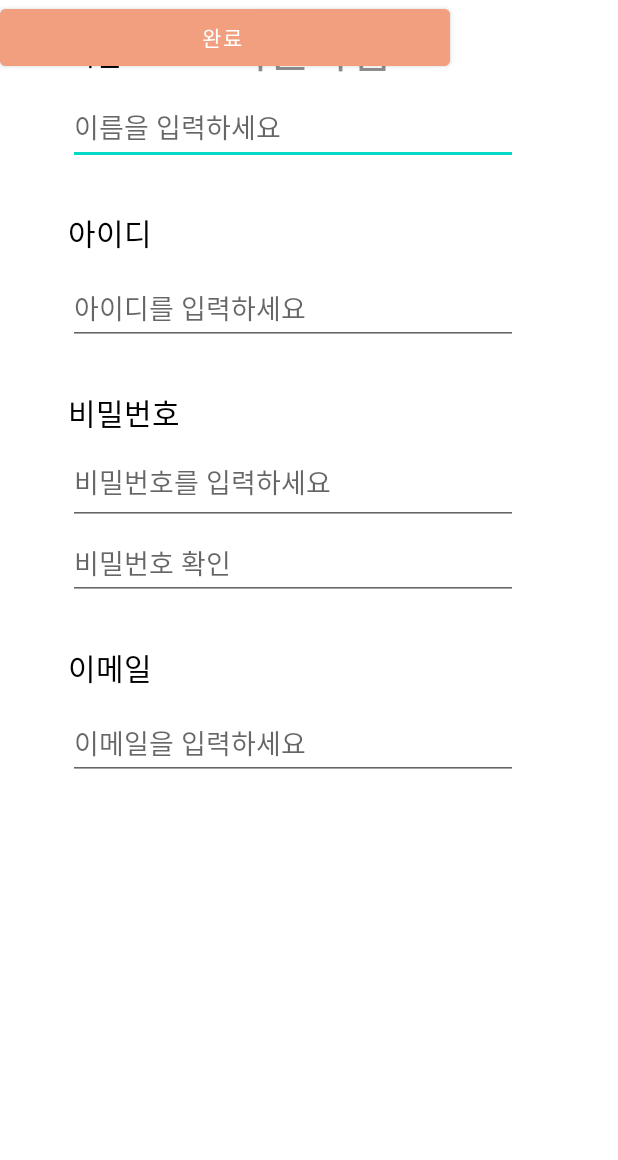
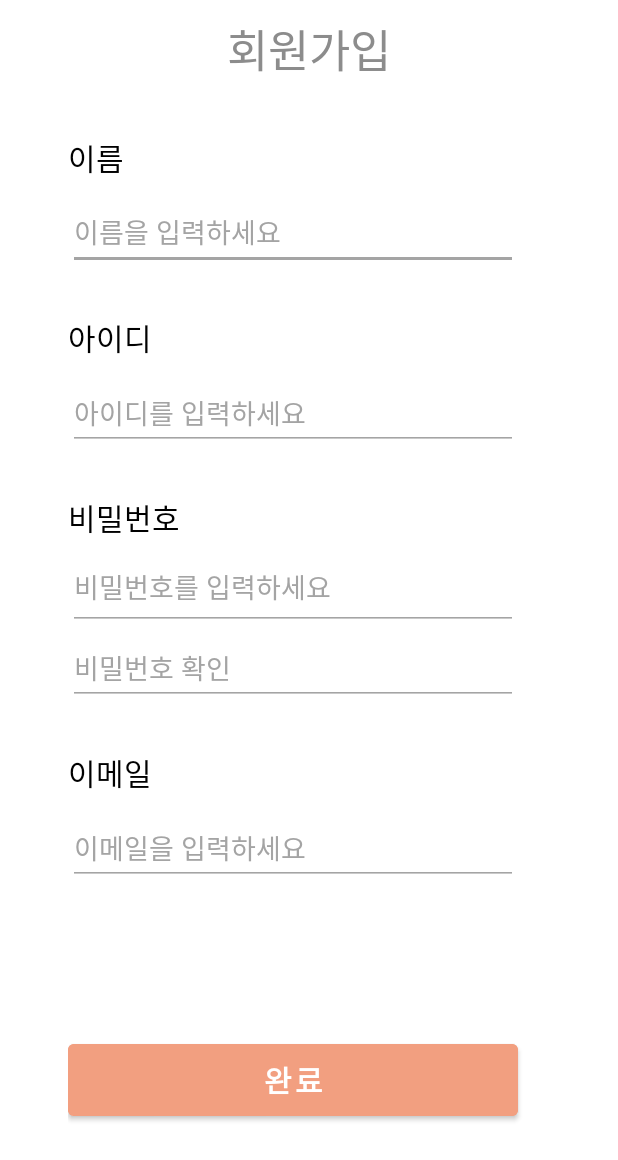
Before and after one commit to song-juyeon/mw_activity, an Android app: the layout activity_membership.xml on its own in the app's theme, with its tools: preview values and no code run, on a phone screen of 412 x 824 dp. Shown: the top 1160 px of the screen. Run offline under Robolectric (Android 15) with nearby library versions, the phone set to English and light mode, and no system bars.

Commit message:
회원가입 페이지

```diff
--- a/app/src/main/res/layout/activity_membership.xml
+++ b/app/src/main/res/layout/activity_membership.xml
@@ -4,7 +4,8 @@
     xmlns:tools="http://schemas.android.com/tools"
     android:orientation="vertical"
     android:layout_width="match_parent"
-    android:layout_height="match_parent">
+    android:layout_height="match_parent"
+    android:background="#ffffff">
 
     <TextView
         android:layout_width="match_parent"
@@ -23,6 +24,7 @@
         tools:layout_editor_absoluteY="61dp"
         android:orientation="vertical"
         tools:ignore="MissingConstraints,Orientation"
+        android:paddingTop="50dp"
         android:paddingLeft="25dp">
 
         <LinearLayout
@@ -31,7 +33,7 @@
             tools:ignore="MissingConstraints"
             android:orientation="vertical"
             android:paddingLeft="20dp"
-            android:paddingTop="20dp"
+            android:paddingTop="40dp"
             android:paddingBottom="10dp">
 
             <TextView
@@ -46,6 +48,9 @@
                 android:layout_width="300dp"
                 android:layout_height="50dp"
                 android:hint="이름을 입력하세요"
+                android:textColorHint="#A4A4A4"
+                android:backgroundTint="#A4A4A4"
+                android:textColor="#000000"
                 tools:ignore="MissingConstraints"
                 tools:layout_editor_absoluteX="55dp"
                 tools:layout_editor_absoluteY="477dp" />
@@ -73,6 +78,9 @@
                 android:layout_width="300dp"
                 android:layout_height="50dp"
                 android:hint="아이디를 입력하세요"
+                android:textColorHint="#A4A4A4"
+                android:backgroundTint="#A4A4A4"
+                android:textColor="#000000"
                 tools:ignore="MissingConstraints"
                 tools:layout_editor_absoluteX="55dp"
                 tools:layout_editor_absoluteY="477dp"
@@ -101,6 +109,9 @@
                 android:layout_width="300dp"
                 android:layout_height="50dp"
                 android:hint="비밀번호를 입력하세요"
+                android:textColorHint="#A4A4A4"
+                android:backgroundTint="#A4A4A4"
+                android:textColor="#000000"
                 tools:ignore="MissingConstraints"
                 tools:layout_editor_absoluteX="55dp"
                 tools:layout_editor_absoluteY="477dp"
@@ -110,6 +121,9 @@
                 android:layout_width="300dp"
                 android:layout_height="50dp"
                 android:hint="비밀번호 확인"
+                android:textColorHint="#A4A4A4"
+                android:backgroundTint="#A4A4A4"
+                android:textColor="#000000"
                 tools:ignore="MissingConstraints"
                 tools:layout_editor_absoluteX="55dp"
                 tools:layout_editor_absoluteY="477dp"
@@ -138,22 +152,30 @@
                 android:layout_width="300dp"
                 android:layout_height="50dp"
                 android:hint="이메일을 입력하세요"
+                android:textColorHint="#A4A4A4"
+                android:backgroundTint="#A4A4A4"
+                android:textColor="#000000"
                 tools:ignore="MissingConstraints"
                 tools:layout_editor_absoluteX="55dp"
                 tools:layout_editor_absoluteY="477dp"
                 android:paddingBottom="10dp"/>
+
+            <Button
+                android:layout_marginTop="100dp"
+                android:layout_width="300dp"
+                android:layout_height="60dp"
+                android:backgroundTint="#F29F80"
+                android:text="완료"
+                android:textColor="#ffffff"
+                android:textSize="20sp"
+                android:textStyle="bold"
+                tools:ignore="MissingConstraints"
+                tools:layout_editor_absoluteX="55dp"
+                tools:layout_editor_absoluteY="637dp" />
         </LinearLayout>
     </LinearLayout>
 
-    <Button
 
-        android:layout_width="300dp"
-        android:layout_height="50dp"
-        android:backgroundTint="#F29F80"
-        android:text="완료 "
-        tools:ignore="MissingConstraints"
-        tools:layout_editor_absoluteX="55dp"
-        tools:layout_editor_absoluteY="637dp" />
 
 
 </androidx.constraintlayout.widget.ConstraintLayout>
```
